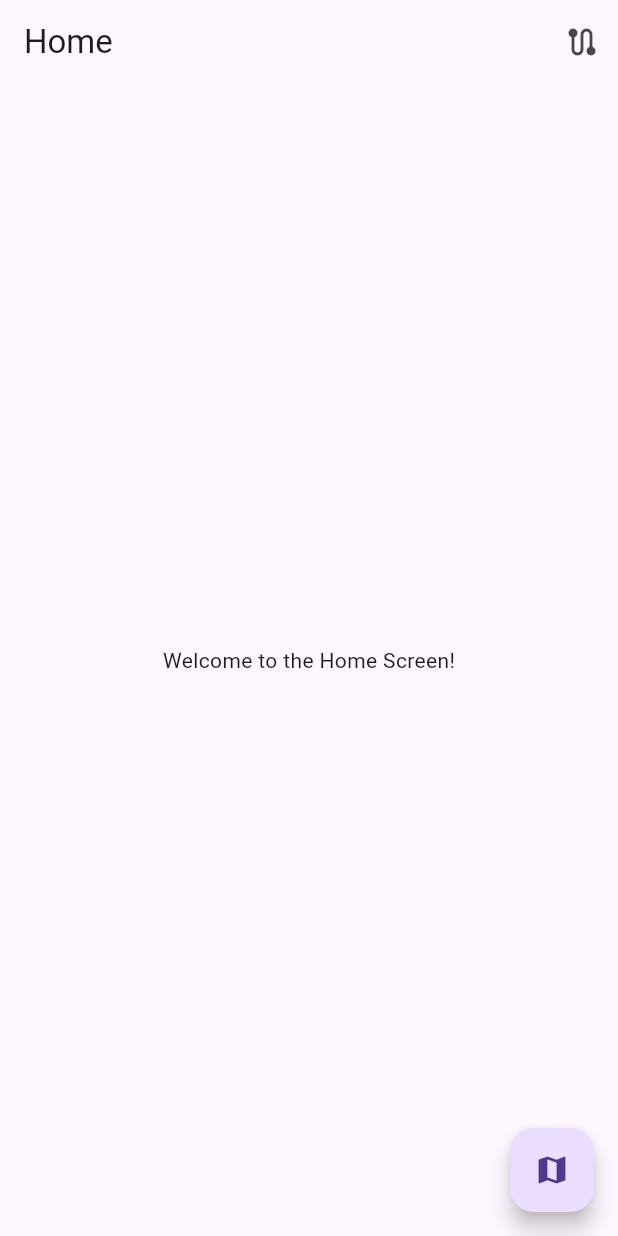
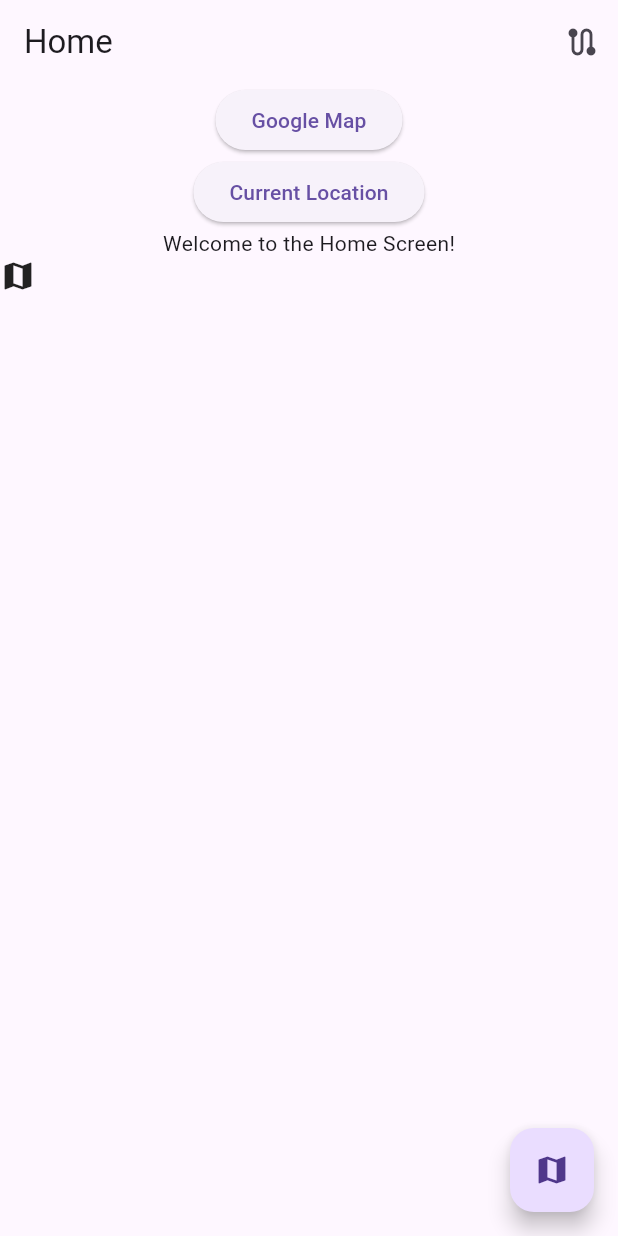
Before and after one commit to 4thPyramid/maps, a Flutter app: the screen it shows after launch, on a phone screen of 412 x 824 dp. Run offline on Flutter 3.47's test engine with Material 3 defaults, Android fonts, the phone set to English and light mode, and no system bars; our stand-ins replace flutter_bloc, geolocator, google_maps_flutter, google_places_flutter; missing offline and left inert: flutter_polyline_points.

Commit message:
clean it

```diff
--- /dev/null
+++ b/lib/app.dart
@@ -0,0 +1,67 @@
+import 'package:flutter/material.dart';
+import 'package:flutter_bloc/flutter_bloc.dart';
+import 'package:maps/map/presentation/logic/map_bloc.dart';
+import 'package:maps/map/presentation/logic/map_event.dart';
+import 'package:maps/map/presentation/logic/map_state.dart';
+import 'package:maps/map/presentation/view/best_route_view.dart';
+import 'package:maps/map/presentation/view/google_map_view.dart';
+
+class HomeScreen extends StatelessWidget {
+  const HomeScreen({super.key});
+
+  @override
+  Widget build(BuildContext context) {
+    return Scaffold(
+      appBar: AppBar(
+        title: const Text('Home'),
+        actions: [
+          IconButton(
+            onPressed: () {
+              Navigator.push(
+                context,
+                MaterialPageRoute(builder: (context) => RouteMapScreen()),
+              );
+            },
+            icon: const Icon(Icons.route),
+          ),
+        ],
+      ),
+      body: Center(
+        child: Column(
+          children: [
+            ElevatedButton(
+              onPressed: () {
+                context.read<MapBloc>().add(PermissionEvent());
+              },
+              child: Text('Google Map'),
+            ),
+            ElevatedButton(
+              onPressed: () {
+                context.read<MapBloc>().add(CurrenttLocationEvent());
+              },
+              child: Text('Current Location'),
+            ),
+            Text('Welcome to the Home Screen!'),
+            Row(children: [Icon(Icons.map)]),
+          ],
+        ),
+      ),
+      floatingActionButton: FloatingActionButton(
+        onPressed: () {
+          Navigator.push(
+            context,
+            MaterialPageRoute(
+              builder: (context) => BlocProvider(
+                create: (BuildContext context) {
+                  return MapBloc()..add(StreamPositionEvent());
+                },
+                child: const GoogleMapView(),
+              ),
+            ),
+          );
+        },
+        child: const Icon(Icons.map),
+      ),
+    );
+  }
+}
--- a/lib/main.dart
+++ b/lib/main.dart
@@ -1,6 +1,5 @@
 import 'package:flutter/material.dart';
-import 'package:maps/map/presentation/view/google_map_view.dart';
-import 'package:maps/map/presentation/view/best_route_view.dart';
+import 'package:maps/app.dart';
 
 void main() {
   runApp(const MyGoogleMap());
@@ -19,37 +18,3 @@ class MyGoogleMap extends StatelessWidget {
     );
   }
 }
-
-class HomeScreen extends StatelessWidget {
-  const HomeScreen({super.key});
-
-  @override
-  Widget build(BuildContext context) {
-    return Scaffold(
-      appBar: AppBar(
-        title: const Text('Home'),
-        actions: [
-          IconButton(
-            onPressed: () {
-              Navigator.push(
-                context,
-                MaterialPageRoute(builder: (context) => RouteMapScreen()),
-              );
-            },
-            icon: const Icon(Icons.route),
-          ),
-        ],
-      ),
-      body: const Center(child: Text('Welcome to the Home Screen!')),
-      floatingActionButton: FloatingActionButton(
-        onPressed: () {
-          Navigator.push(
-            context,
-            MaterialPageRoute(builder: (context) => const MapWidget()),
-          );
-        },
-        child: const Icon(Icons.map),
-      ),
-    );
-  }
-}
--- a/lib/map/presentation/logic/map_event.dart
+++ b/lib/map/presentation/logic/map_event.dart
@@ -1,8 +1,16 @@
-import 'package:flutter/widgets.dart';
+import 'package:flutter/material.dart';
+import 'package:geolocator/geolocator.dart';
 
 abstract class MapEvent {}
 
-class permissionEvent extends MapEvent {
-  final BuildContext context;
-  permissionEvent(this.context);
+class PermissionEvent extends MapEvent {}
+
+class CurrenttLocationEvent extends MapEvent {}
+
+class StreamPositionEvent extends MapEvent {}
+
+class LocationChangedEvent extends MapEvent {
+  final Position position;
+
+  LocationChangedEvent(this.position);
 }
--- a/lib/map/presentation/logic/map_state.dart
+++ b/lib/map/presentation/logic/map_state.dart
@@ -0,0 +1,15 @@
+import 'package:geolocator/geolocator.dart';
+
+abstract class MapState {}
+
+class InitialMapState extends MapState {}
+
+class PermissionDeniedState extends MapState {}
+
+class PermissionGrantedState extends MapState {}
+
+class CurrenttLocationState extends MapState {
+  final Position position;
+
+  CurrenttLocationState(this.position);
+}
--- a/pubspec.yaml
+++ b/pubspec.yaml
@@ -19,7 +19,7 @@ publish_to: 'none' # Remove this line if you wish to publish to pub.dev
 version: 1.0.0+1
 
 environment:
-  sdk: ^3.8.1
+  sdk: ">=3.8.0 <4.0.0"
 
 # Dependencies specify other packages that your package needs in order to work.
 # To automatically upgrade your package dependencies to the latest versions
```
Also changed, not shown: lib/map/presentation/logic/map_bloc.dart (+45 -5 lines), lib/map/presentation/view/google_map_view.dart (+63 -1 lines), pubspec.lock, 4 other files.
